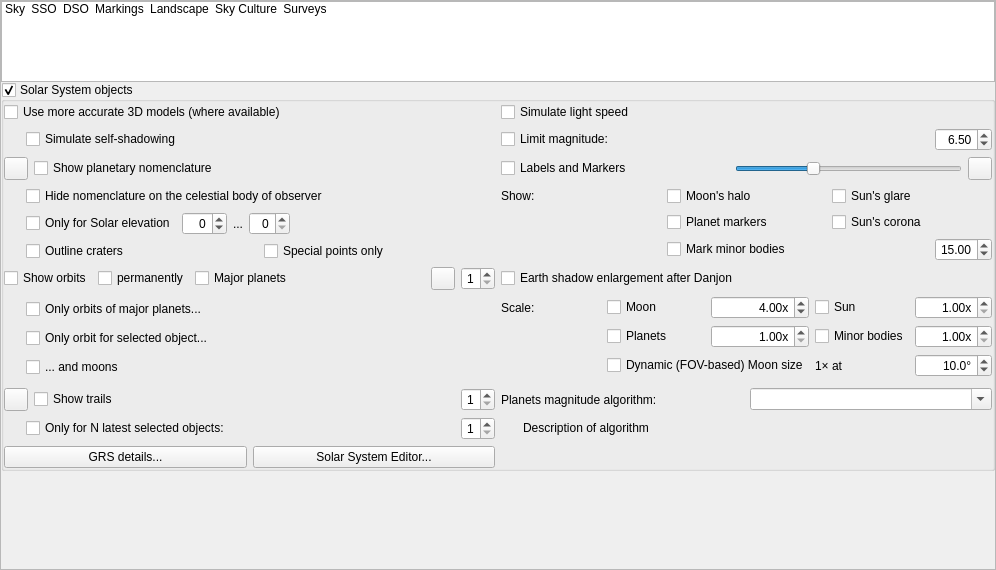
Before: the Qt Designer form src/gui/viewDialog.ui in Stellarium/stellarium, drawn with Qt 5.
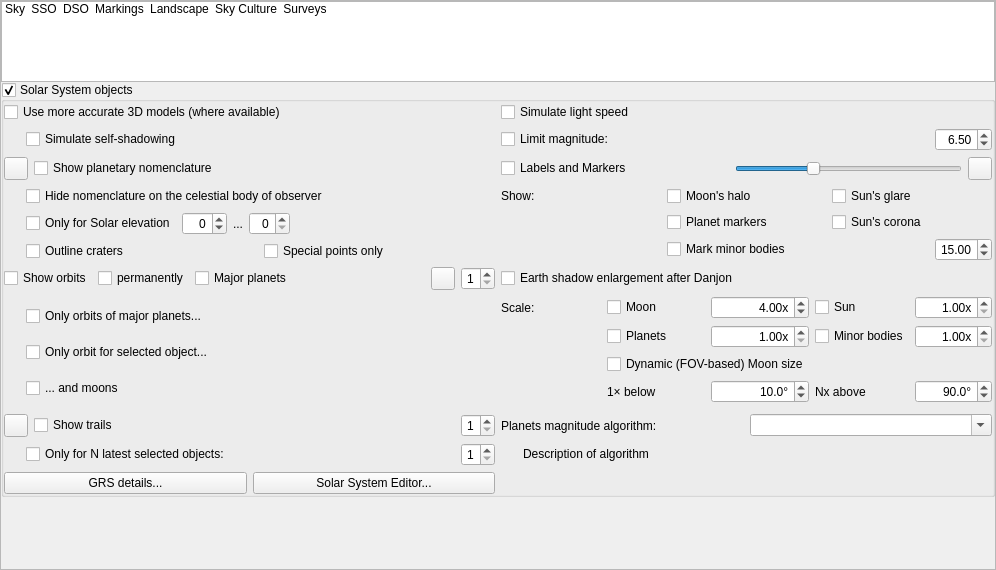
After: the same form once the commit is applied. The open tabs and pages were chosen to show the change. Icons and pictures are not drawn. Custom widgets are drawn as their Qt base class.

Commit message: New approach for dyniamic Moon size

What changed in the file:
```diff
--- a/src/gui/viewDialog.ui
+++ b/src/gui/viewDialog.ui
@@ -1687,18 +1687,18 @@
                  </property>
                 </widget>
                </item>
-               <item row="2" column="4">
-                <widget class="QLabel" name="moonScaleFovThresholdLabel">
+               <item row="3" column="2">
+                <widget class="QLabel" name="moonScaleMinFovLabel">
                  <property name="toolTip">
                   <string>FOV at which the Moon appears at natural (1×) size. Below this FOV the Moon is unscaled; above it the scale grows to keep the Moon at the same apparent size in the viewport.</string>
                  </property>
                  <property name="text">
-                  <string>1× at</string>
+                  <string>1× below</string>
                  </property>
                 </widget>
                </item>
-               <item row="2" column="5">
-                <widget class="QDoubleSpinBox" name="moonScaleFovThresholdSpinBox">
+               <item row="3" column="3">
+                <widget class="QDoubleSpinBox" name="moonScaleMinFovSpinBox">
                  <property name="toolTip">
                   <string>FOV at which the Moon appears at natural (1×) size. Below this FOV the Moon is unscaled; above it the scale grows to keep the Moon at the same apparent size in the viewport.</string>
                  </property>
@@ -1712,7 +1712,7 @@
                   <number>1</number>
                  </property>
                  <property name="minimum">
-                  <double>1.0</double>
+                  <double>0.5</double>
                  </property>
                  <property name="maximum">
                   <double>89.0</double>
@@ -1725,6 +1725,44 @@
                  </property>
                 </widget>
                </item>
+               <item row="3" column="4">
+                <widget class="QLabel" name="moonScaleMaxFovLabel">
+                 <property name="toolTip">
+                  <string>FOV at and above which the Moon is drawn at the configured scale factor.</string>
+                 </property>
+                 <property name="text">
+                  <string>Nx above</string>
+                 </property>
+                </widget>
+               </item>
+               <item row="3" column="5">
+                <widget class="QDoubleSpinBox" name="moonScaleMaxFovSpinBox">
+                 <property name="toolTip">
+                  <string>FOV at and above which the Moon is drawn at the configured scale factor.</string>
+                 </property>
+                 <property name="alignment">
+                  <set>Qt::AlignRight|Qt::AlignTrailing|Qt::AlignVCenter</set>
+                 </property>
+                 <property name="suffix">
+                  <string>°</string>
+                 </property>
+                 <property name="decimals">
+                  <number>1</number>
+                 </property>
+                 <property name="minimum">
+                  <double>1.0</double>
+                 </property>
+                 <property name="maximum">
+                  <double>180.0</double>
+                 </property>
+                 <property name="singleStep">
+                  <double>1.0</double>
+                 </property>
+                 <property name="value">
+                  <double>90.0</double>
+                 </property>
+                </widget>
+               </item>
                <item row="0" column="1">
                 <spacer name="horizontalSpacer_17">
                  <property name="orientation">
```
Left out of the diff: 6 changed lines with no effect on the pictures. The commit also changes 3 other files.
